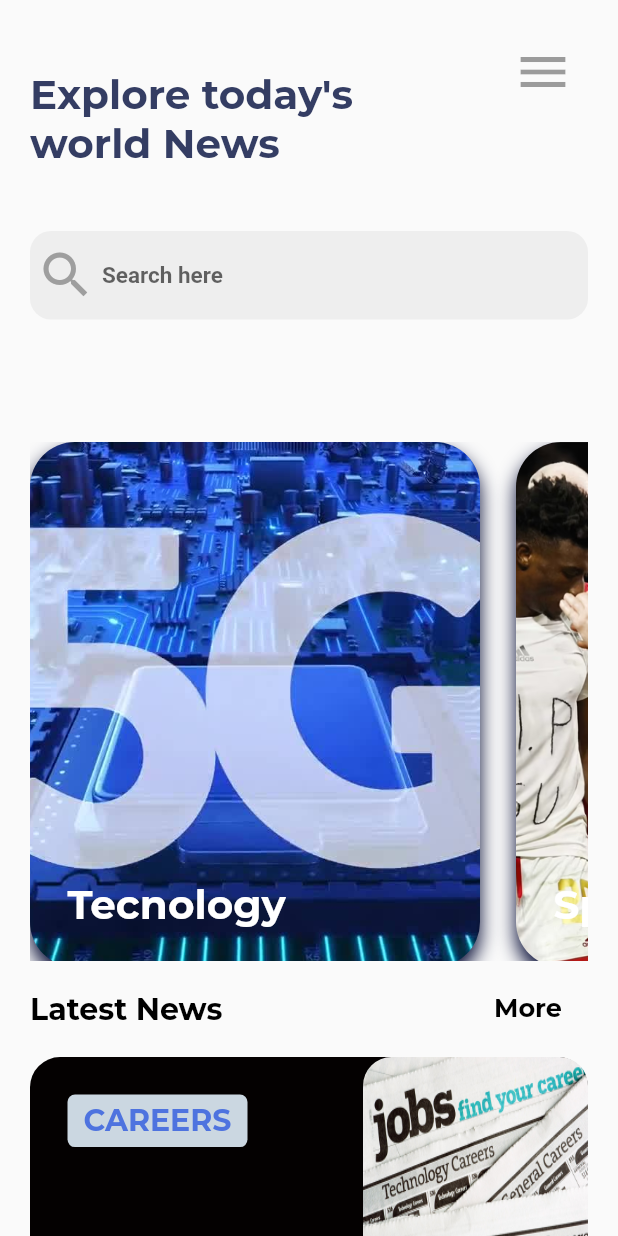
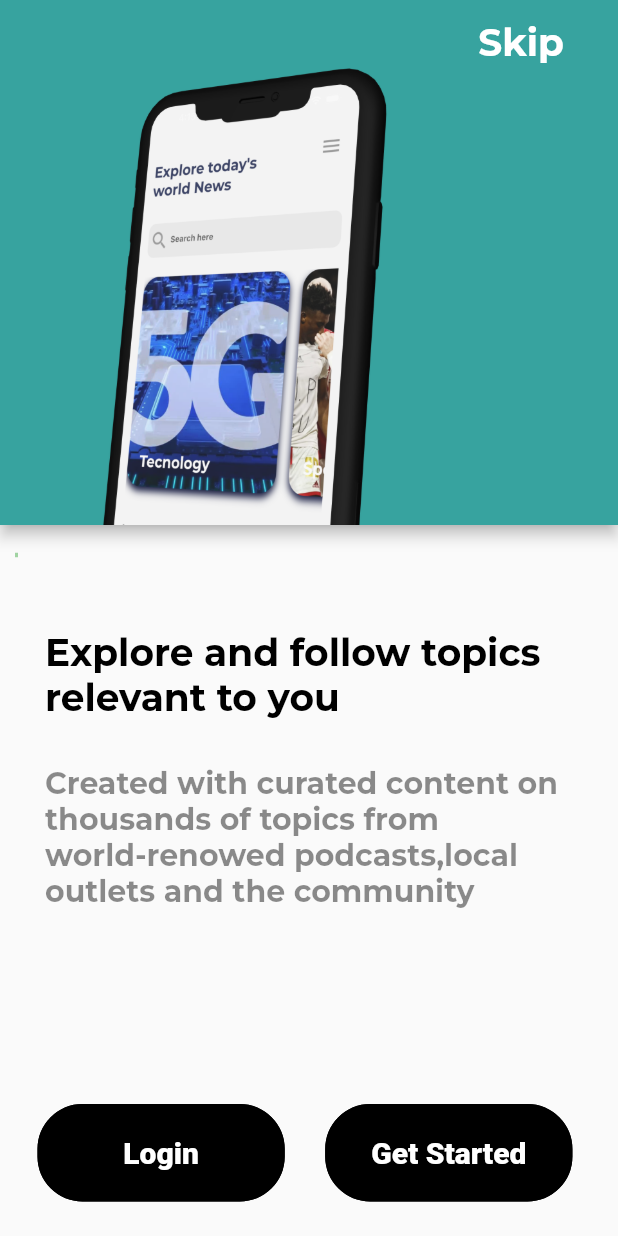
Before and after one commit to EDDY3018/Flutter-News-App, a Flutter app: the screen it shows after launch, on a phone screen of 412 x 824 dp. Run offline on Flutter 3.47's test engine with Material 2 defaults, Android fonts, the phone set to English and light mode, and no system bars; our stand-ins replace card_swiper, google_fonts, pinput; missing offline and left inert: favorite_button.

Commit message:
Done With splash Screen

```diff
--- /dev/null
+++ b/lib/Splash/splash.dart
@@ -0,0 +1,153 @@
+// ignore_for_file: prefer_const_constructors, prefer_const_literals_to_create_immutables
+
+import 'package:flutter/material.dart';
+import 'package:flutter_news_app/auth/Login/login.dart';
+import 'package:flutter_news_app/auth/SignUp/SignUp.dart';
+import 'package:flutter_news_app/components/button.dart';
+import 'package:google_fonts/google_fonts.dart';
+
+import '../specs/colors.dart';
+
+class Splash extends StatefulWidget {
+  const Splash({super.key});
+
+  @override
+  State<Splash> createState() => _SplashState();
+}
+
+class _SplashState extends State<Splash> {
+  @override
+  Widget build(BuildContext context) {
+    return MaterialApp(
+      debugShowCheckedModeBanner: false,
+      home: Scaffold(
+        appBar: PreferredSize(
+          preferredSize: Size.fromHeight(350),
+          child: AppBar(
+            centerTitle: true,
+            flexibleSpace: ClipRRect(
+              child: Container(
+                decoration: BoxDecoration(
+                  color: Color.fromARGB(130, 76, 175, 79),
+                  image: DecorationImage(
+                    image: AssetImage('assets/splash.png'),
+                    fit: BoxFit.fitHeight,
+                  ),
+                ),
+              ),
+            ),
+            title: Row(
+              mainAxisAlignment: MainAxisAlignment.end,
+              children: [
+                Padding(
+                  padding: const EdgeInsets.all(20.0),
+                  child: Text(
+                    'Skip',
+                    style: GoogleFonts.montserrat(
+                        textStyle: TextStyle(
+                            color: WHITE,
+                            fontSize: 25,
+                            fontWeight: FontWeight.bold)),
+                  ),
+                ),
+              ],
+            ),
+          ),
+        ),
+        body: Column(
+          children: [
+            Divider(
+              height: 40,
+              color: Color.fromARGB(130, 76, 175, 79),
+              thickness: 3,
+              endIndent: 400,
+              indent: 10,
+            ),
+            Column(
+              children: [
+                Row(
+                  children: [
+                    Padding(
+                      padding: const EdgeInsets.all(30.0),
+                      child: Text(
+                        'Explore and follow topics \nrelevant to you ',
+                        style: GoogleFonts.montserrat(
+                            textStyle: TextStyle(
+                                color: BLACK,
+                                fontSize: 25,
+                                fontWeight: FontWeight.bold)),
+                      ),
+                    ),
+                  ],
+                ),
+                Padding(
+                  padding: const EdgeInsets.only(left: 30.0),
+                  child: Text(
+                    'Created with curated content on thousands of topics from \nworld-renowed podcasts,local outlets and the community ',
+                    style: GoogleFonts.montserrat(
+                        textStyle: TextStyle(
+                            color: Colors.black45,
+                            fontSize: 20,
+                            fontWeight: FontWeight.bold)),
+                  ),
+                ),
+                SizedBox(height: 130),
+                Column(
+                  children: [
+                    Row(
+                      children: [
+                        Padding(
+                          padding: const EdgeInsets.only(left: 25.0),
+                          child: button(
+                            divideWidth: 0.4,
+                            height: 65,
+                            showBorder: true,
+                            buttonRadius: 30,
+                            textColor: WHITE,
+                            color: BLACK,
+                            onPressed: () {
+                              Navigator.push(
+                                  context,
+                                  MaterialPageRoute(
+                                      builder: (context) => LoginPage()));
+                            },
+                            text: 'Login',
+                            textStyle: TextStyle(
+                                fontSize: 20,
+                                fontWeight: FontWeight.w900,
+                                color: BLACK),
+                            context: context,
+                          ),
+                        ),
+                        SizedBox(width: 27),
+                        button(
+                          divideWidth: 0.4,
+                          height: 65,
+                          buttonRadius: 30,
+                          textColor: WHITE,
+                          color: BLACK,
+                          onPressed: () {
+                            Navigator.push(
+                                context,
+                                MaterialPageRoute(
+                                    builder: (context) => SignUpPage()));
+                          },
+                          text: 'Get Started',
+                          textStyle: TextStyle(
+                              fontSize: 20,
+                              fontWeight: FontWeight.w900,
+                              color: BLACK),
+                          context: context,
+                        ),
+                      ],
+                    ),
+                  ],
+                )
+              ],
+            ),
+          ],
+        ),
+      ),
+    );
+  }
+}
--- a/lib/auth/Login/login.dart
+++ b/lib/auth/Login/login.dart
@@ -94,7 +94,7 @@ class LoginPage extends StatelessWidget {
                   onPressed: (() {
                     Navigator.push(
                       context,
-                      MaterialPageRoute(builder: (context) => HomeHeader()),
+                      MaterialPageRoute(builder: (context) => HomeScreen()),
                     );
                   }),
                   text: 'Sign In',
@@ -128,10 +128,9 @@ class LoginPage extends StatelessWidget {
                         height: 55,
                         decoration: BoxDecoration(
                           borderRadius: BorderRadius.circular(10),
-                          color: WHITE,
+                          color: BLACK,
                           image: DecorationImage(
-                              image: NetworkImage(
-                                  'https://alchemyimmersive.com/wp-content/uploads/sites/4/2020/04/apple-logo-transparent.png')),
+                              image: AssetImage('assets/apple.png')),
                         ),
                         // child: Image(image: Ima),
                       ),
@@ -145,11 +144,9 @@ class LoginPage extends StatelessWidget {
                       height: 55,
                       decoration: BoxDecoration(
                         borderRadius: BorderRadius.circular(10),
+                        color: BLACK,
                         image: DecorationImage(
-                          image: NetworkImage(
-                              'https://encrypted-tbn0.gstatic.com/images?q=tbn:ANd9GcSK5q0FP74VV9wbfwP378_7kj7iDomHuKrxkXsxDdUT28V9dlVMNUe-EMzaLwaFhneeuZI&usqp=CAU'),
-                          fit: BoxFit.fill,
-                        ),
+                            image: AssetImage('assets/google.jpg')),
                       ),
                       // child: Image(image: Ima),
                     ),
@@ -187,6 +184,5 @@ class LoginPage extends StatelessWidget {
         ),
       ),
     );
-    return Scaffold();
   }
 }
--- a/lib/auth/SignUp/SignUp.dart
+++ b/lib/auth/SignUp/SignUp.dart
@@ -119,8 +119,7 @@ class SignUpPage extends StatelessWidget {
                           borderRadius: BorderRadius.circular(10),
                           color: WHITE,
                           image: DecorationImage(
-                              image: NetworkImage(
-                                  'https://alchemyimmersive.com/wp-content/uploads/sites/4/2020/04/apple-logo-transparent.png')),
+                              image: AssetImage('assets/apple.png')),
                         ),
                         // child: Image(image: Ima),
                       ),
@@ -132,8 +131,7 @@ class SignUpPage extends StatelessWidget {
                       decoration: BoxDecoration(
                         borderRadius: BorderRadius.circular(10),
                         image: DecorationImage(
-                            image: NetworkImage(
-                                'https://encrypted-tbn0.gstatic.com/images?q=tbn:ANd9GcSK5q0FP74VV9wbfwP378_7kj7iDomHuKrxkXsxDdUT28V9dlVMNUe-EMzaLwaFhneeuZI&usqp=CAU')),
+                            image: AssetImage('assets/google.jpg')),
                         color: WHITE,
                       ),
                       // child: Image(image: Ima),
--- a/lib/components/button.dart
+++ b/lib/components/button.dart
@@ -6,7 +6,7 @@ Widget button({
   @required void Function()? onPressed,
   void Function()? onLongPressed,
   @required String? text,
-  @required Color? color,
+  Color? color,
   Color textColor = BLACK,
   bool colorFill = true,
   @required BuildContext? context,
@@ -25,7 +25,7 @@ Widget button({
   Widget? postFixIcon,
   ButtonStyle? style,
   Widget? icon,
-  required EdgeInsets margin,
+  EdgeInsets? margin,
 }) {
   return SizedBox(
     width: useWidth ? MediaQuery.of(context!).size.width * divideWidth : null,
--- a/lib/main.dart
+++ b/lib/main.dart
@@ -1,12 +1,14 @@
 // ignore_for_file: prefer_const_constructors
 
 import 'package:flutter/material.dart';
+import 'package:flutter_news_app/Splash/splash.dart';
 import 'package:flutter_news_app/screens/Home/home_screen.dart';
+
+import 'auth/Login/login.dart';
 
 void main() {
   runApp(const MyApp());
 }
-
 
 class MyApp extends StatelessWidget {
   const MyApp({Key? key}) : super(key: key);
@@ -17,7 +19,7 @@ class MyApp extends StatelessWidget {
     return MaterialApp(
       debugShowCheckedModeBanner: false,
       theme: ThemeData(primarySwatch: Colors.grey),
-      home: HomeScreen(),
+      home: Splash(),
     );
   }
 }
--- a/lib/screens/Home/widget.dart
+++ b/lib/screens/Home/widget.dart
@@ -319,69 +319,9 @@ class Cartegories extends StatelessWidget {
               width: 390,
               height: 250,
               decoration: BoxDecoration(
-                  color: Color.fromARGB(255, 4, 1, 1),
-                  borderRadius: BorderRadius.circular(20)),
-              child: Column(
-                children: [
-                  Row(
-                    crossAxisAlignment: CrossAxisAlignment.start,
-                    mainAxisAlignment: MainAxisAlignment.spaceBetween,
-                    children: [
-                      Padding(
-                        padding: const EdgeInsets.all(25.0),
-                        child: Container(
-                          width: 120,
-                          height: 35,
-                          decoration: BoxDecoration(
-                              color: Color.fromARGB(232, 223, 236, 247),
-                              borderRadius: BorderRadius.circular(5)),
-                          child: Center(
-                            child: Text(
-                              'CAREERS',
-                              style: GoogleFonts.montserrat(
-                                  textStyle: TextStyle(
-                                      color: BLUE,
-                                      fontSize: 20,
-                                      fontWeight: FontWeight.bold)),
-                            ),
-                          ),
-                        ),
-                      ),
-                      Row(
-                        children: [
-                          Container(
-                            width: 150,
-                            height: 150,
-                            decoration: BoxDecoration(
-                              borderRadius: BorderRadius.circular(19),
-                              image: DecorationImage(
-                                image: AssetImage('assets/carrer.jpg'),
-                                fit: BoxFit.fill,
-                              ),
-                            ),
-                          ),
-                        ],
-                      ),
-                    ],
-                  ),
-                  Row(
-                    crossAxisAlignment: CrossAxisAlignment.start,
-                    mainAxisAlignment: MainAxisAlignment.start,
-                    children: [
-                      Padding(
-                        padding: const EdgeInsets.only(bottom: 45.0, left: 20),
-                        child: Text(
-                          '20 Worst Jobs \nfor the Futurexvsvsdvdsvsdvdsvd',
-                          style: GoogleFonts.montserrat(
-                              textStyle: TextStyle(
-                                  color: BLUE,
-                                  fontSize: 20,
-                                  fontWeight: FontWeight.bold)),
-                        ),
-                      ),
-                    ],
-                  ),
-                ],
+                color: Color.fromARGB(255, 4, 1, 1),
+                borderRadius: BorderRadius.circular(20),
+                image: DecorationImage(image: AssetImage('assets/L1.JPG')),
               ),
             ),
           ],
@@ -390,6 +330,8 @@ class Cartegories extends StatelessWidget {
     );
   }
 }
+
+
 
 
 /*
```
Also changed, not shown: assets/L1.JPG (added), assets/splash.png (added), 2 other files.
